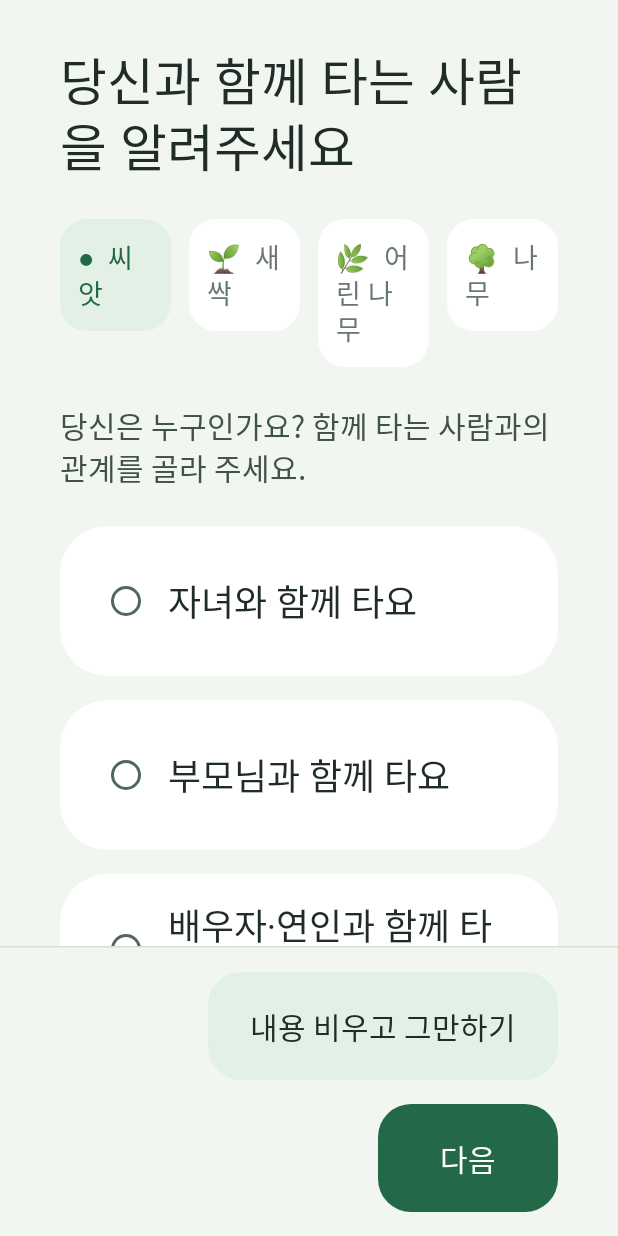
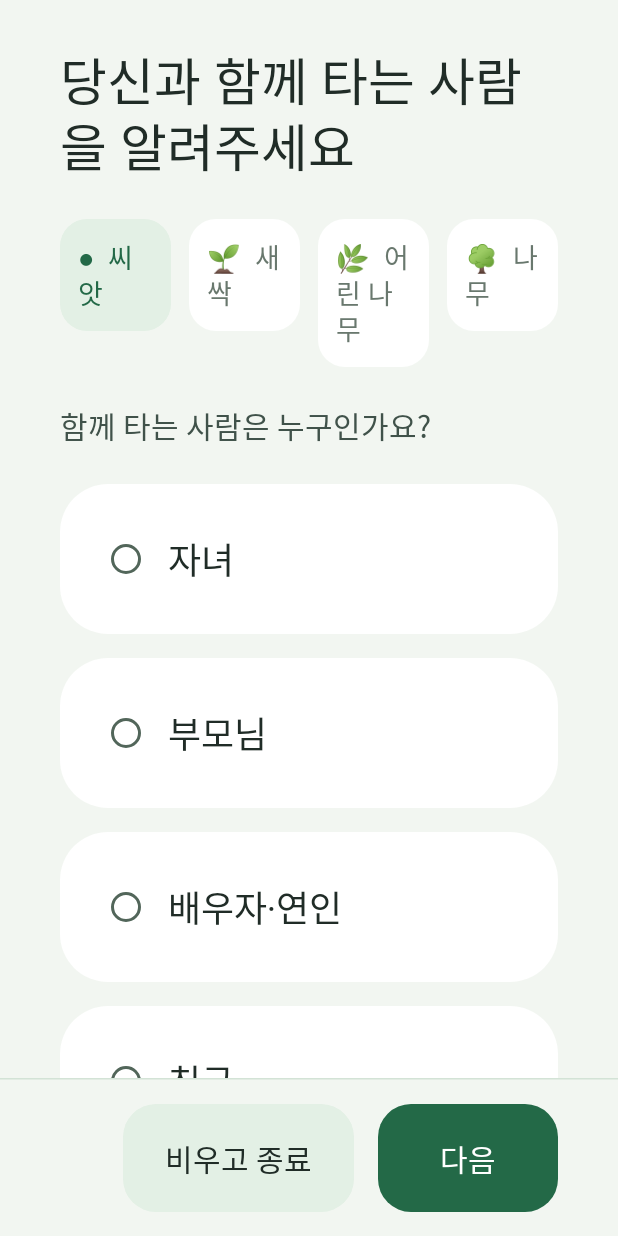
Before and after one commit to kanghwayuri/SAIGIL, an Android app built with Jetpack Compose: the composable SaigilApp shown on its own in the app's theme, on a phone screen of 412 x 824 dp. Run offline under Robolectric (Android 15) with nearby library versions, the phone set to English and light mode, and no system bars; Roboto replaces fonts that are not available here.

Commit message:
ux: shorten button labels across onboarding and story flows

```diff
--- a/app/src/main/java/com/gomsoo/saigil/ui/Screens.kt
+++ b/app/src/main/java/com/gomsoo/saigil/ui/Screens.kt
@@ -155,20 +155,20 @@ private fun StartScreen(start: Session.Start, send: (Event) -> Unit) {
         actions = {
             if (start.step > 0) PleosButton("이전", { send(Event.Previous) })
             else PleosButton(stringResource(R.string.start_quit), { send(Event.Abort) })
-            PleosButton(if (start.step == 3) "이야기 준비하기" else "다음", { send(Event.Next) }, style = ButtonStyle.Primary)
+            PleosButton(if (start.step == 3) "이야기 시작" else "다음", { send(Event.Next) }, style = ButtonStyle.Primary)
         },
     ) {
         GrowthProgress(start.step + 1, 4)
         when (start.step) {
             0 -> {
-                Text("당신은 누구인가요? 함께 타는 사람과의 관계를 골라 주세요.", style = PleosType.BodySmall, color = PleosColor.TextSecondary)
+                Text("함께 타는 사람은 누구인가요?", style = PleosType.BodySmall, color = PleosColor.TextSecondary)
                 FlowRow(horizontalArrangement = Arrangement.spacedBy(16.dp), verticalArrangement = Arrangement.spacedBy(16.dp)) {
                     listOf(
-                        Role.Parent to "자녀와 함께 타요",
-                        Role.Child to "부모님과 함께 타요",
-                        Role.Partner to "배우자·연인과 함께 타요",
-                        Role.Friend to "친구와 함께 타요",
-                        Role.Other to "다른 소중한 사람과 타요",
+                        Role.Parent to "자녀",
+                        Role.Child to "부모님",
+                        Role.Partner to "배우자·연인",
+                        Role.Friend to "친구",
+                        Role.Other to "그 외",
                     ).forEach { (role, label) ->
                         ChoiceOption(label, start.role == role, { send(Event.SelectRole(role)) }, Modifier.widthIn(min = 340.dp))
                     }
@@ -179,20 +179,20 @@ private fun StartScreen(start: Session.Start, send: (Event) -> Unit) {
                 Text("편한 항목만 골라도 괜찮아요.", style = PleosType.BodySmall, color = PleosColor.TextSecondary)
                 ProfileChoices("나이대", StartField.MyAge, listOf("10대", "20대", "30대", "40대", "50대 이상"), start, send)
                 ProfileChoices("하는 일", StartField.MyWork, listOf("학생", "직장인", "자영업", "가사·돌봄", "기타"), start, send)
-                ProfileChoices("사는 곳", StartField.MyArea, listOf("같은 집", "가까운 곳", "멀리 떨어져요"), start, send)
+                ProfileChoices("동승자와 사는 거리", StartField.MyArea, listOf("같은 집", "가까이", "멀리"), start, send)
             }
             2 -> {
                 Text("정확히 몰라도 괜찮아요. 떠오르는 것만 골라 주세요.", style = PleosType.BodySmall, color = PleosColor.TextSecondary)
                 ProfileChoices("나이대", StartField.CompanionAge, listOf("10대", "20대", "30대", "40대", "50대 이상"), start, send)
-                ProfileChoices("성별", StartField.CompanionGender, listOf("여성", "남성", "응답하지 않을래요"), start, send)
-                ProfileChoices("평소 모습", StartField.CompanionStyle, listOf("활발한 편", "차분한 편", "잘 모르겠어요"), start, send)
-                ProfileChoices("관심사", StartField.CompanionInterest, listOf("음악", "운동", "여행", "음식", "아직 모르겠어요"), start, send)
+                ProfileChoices("성별", StartField.CompanionGender, listOf("여성", "남성", "응답 안 함"), start, send)
+                ProfileChoices("평소 모습", StartField.CompanionStyle, listOf("활발", "차분", "모르겠어요"), start, send)
+                ProfileChoices("관심사", StartField.CompanionInterest, listOf("음악", "운동", "여행", "음식", "모르겠어요"), start, send)
             }
             else -> {
                 Text("이야기는 차를 세우고, 혼자 있을 때 준비해요.", style = PleosType.BodySmall, color = PleosColor.TextSecondary)
-                CheckOption("지금 혼자 있어요", start.alone, { send(Event.SetAlone(it)) }, Modifier.fillMaxWidth())
+                CheckOption("혼자 있어요", start.alone, { send(Event.SetAlone(it)) }, Modifier.fillMaxWidth())
                 start.problems.messageFor(Problem.NotAlone)?.let { ErrorText(it) }
-                CheckOption("차를 안전하게 세웠어요", start.parked, { send(Event.SetParked(it)) }, Modifier.fillMaxWidth())
+                CheckOption("주차했어요", start.parked, { send(Event.SetParked(it)) }, Modifier.fillMaxWidth())
                 start.problems.messageFor(Problem.NotParkedConfirmed)?.let { ErrorText(it) }
                 start.problems.messageFor(Problem.VehicleNotParked)?.let { ErrorText(it) }
             }
@@ -393,9 +393,9 @@ private fun MoodCarousel(selected: String, onSelect: (String) -> Unit) {
             Text(choices[page], style = PleosType.TitleMedium, color = PleosColor.TextPrimary, textAlign = TextAlign.Center)
         }
         Row(horizontalArrangement = Arrangement.spacedBy(16.dp), verticalAlignment = Alignment.CenterVertically) {
-            PleosButton("이전 선택", { page = (page + choices.size - 1) % choices.size }, size = ButtonSize.Small)
+            PleosButton("이전 마음", { page = (page + choices.size - 1) % choices.size }, size = ButtonSize.Small)
             Text("${page + 1} / ${choices.size}", style = PleosType.LabelMedium)
-            PleosButton("다음 선택", { page = (page + 1) % choices.size }, size = ButtonSize.Small)
+            PleosButton("다음 마음", { page = (page + 1) % choices.size }, size = ButtonSize.Small)
         }
         Text(if (selected == choices[page]) "골랐어요" else "원을 눌러 고르세요", style = PleosType.LabelMedium)
     }
--- a/app/src/main/res/values/strings.xml
+++ b/app/src/main/res/values/strings.xml
@@ -14,7 +14,7 @@
     <string name="start_conditions">혼자, 안전하게 주차한 상태에서 준비해요.</string>
     <string name="start_alone">지금 혼자 있어요</string>
     <string name="start_parked">안전하게 주차했어요</string>
-    <string name="start_quit">내용 비우고 그만하기</string>
+    <string name="start_quit">비우고 종료</string>
     <string name="problem_no_role">지금 사용하는 분을 골라 주세요.</string>
     <string name="problem_not_alone">혼자 있는지 확인해 주세요.</string>
     <string name="problem_not_parked_confirmed">안전하게 주차했는지 확인해 주세요.</string>
@@ -25,45 +25,45 @@
     <string name="story_feeling">내 느낌·생각</string>
     <string name="story_choice">내 선택</string>
     <string name="story_leftover">남은 생각</string>
-    <string name="story_to_interest">관심사로 전환</string>
+    <string name="story_to_interest">관심사로</string>
     <string name="problem_no_scene">실제 장면을 한 줄 적어 주세요.</string>
 
     <string name="interest_title">이미 아는 화제 하나부터</string>
     <string name="interest_note">직접 듣거나 본 것만 적어요.</string>
     <string name="interest_topic">관심사</string>
     <string name="interest_source">알게 된 경로</string>
-    <string name="interest_to_story">자기 이야기로 전환</string>
+    <string name="interest_to_story">내 이야기로</string>
     <string name="problem_no_topic">관심사를 적어 주세요. 관심사와 알게 된 경로 두 항목이 모두 필요해요.</string>
     <string name="problem_no_source">알게 된 경로를 적어 주세요. 관심사와 알게 된 경로 두 항목이 모두 필요해요.</string>
 
     <string name="edit_title">내 말처럼 다듬어 보세요.</string>
     <string name="edit_result">나눌 이야기</string>
-    <string name="edit_show_source">원래 소재 보기</string>
-    <string name="edit_hide_source">원래 소재 숨기기</string>
+    <string name="edit_show_source">소재 보기</string>
+    <string name="edit_hide_source">소재 닫기</string>
     <string name="edit_source_title">원래 소재</string>
     <string name="problem_blank_result">나눌 이야기를 한 줄 이상 남겨 주세요.</string>
 
     <string name="guide_title">기본은 안내 없음이에요. 켜면 함께 탄 사람도 들을 수 있어요.</string>
-    <string name="guide_off">안내 없음</string>
-    <string name="guide_once">일반 안내 한 번</string>
+    <string name="guide_off">안내 안 함</string>
+    <string name="guide_once">한 번 안내</string>
     <string name="guide_example_label">일반 안내 예</string>
     <string name="guide_example">“아까 떠올린 내 이야기를, 편할 때 나눠도 좋아요.”</string>
-    <string name="guide_finish">완료·내용 비우기</string>
+    <string name="guide_finish">비우고 완료</string>
 
     <string name="ready_title">준비한 내용은 비웠어요. 이제 기억나는 만큼, 내 말로 이야기해요.</string>
     <string name="ready_guide_off">안내: 안내 없음</string>
     <string name="ready_guide_once">안내: 출발 뒤 일반 안내 한 번</string>
-    <string name="ready_close">앱 닫기</string>
+    <string name="ready_close">닫기</string>
 
     <string name="waiting_title">일반 안내 한 번을 기다리고 있어요.</string>
     <string name="waiting_body">조작하지 않아도 돼요. 안내할 때가 없으면 조용히 마쳐요.</string>
 
     <string name="ended_title">이번 이동은 마쳤어요.</string>
     <string name="ended_body">다음 준비는 혼자, 안전하게 주차한 상태에서 역할부터 다시 골라요.</string>
-    <string name="ended_restart">새로 준비하기</string>
+    <string name="ended_restart">다시 준비</string>
 
     <string name="protected_title">주변 상황이 괜찮을 때 다시 시작해요.</string>
     <string name="protected_body">준비하던 내용은 지웠어요. 혼자, 안전하게 주차한 상태에서 처음부터 다시 준비할 수 있어요.</string>
-    <string name="protected_restart">처음으로</string>
+    <string name="protected_restart">처음부터</string>
     <string name="restart_needs_parked">차량이 주차 상태로 확인되면 다시 시작할 수 있어요.</string>
 </resources>
```
